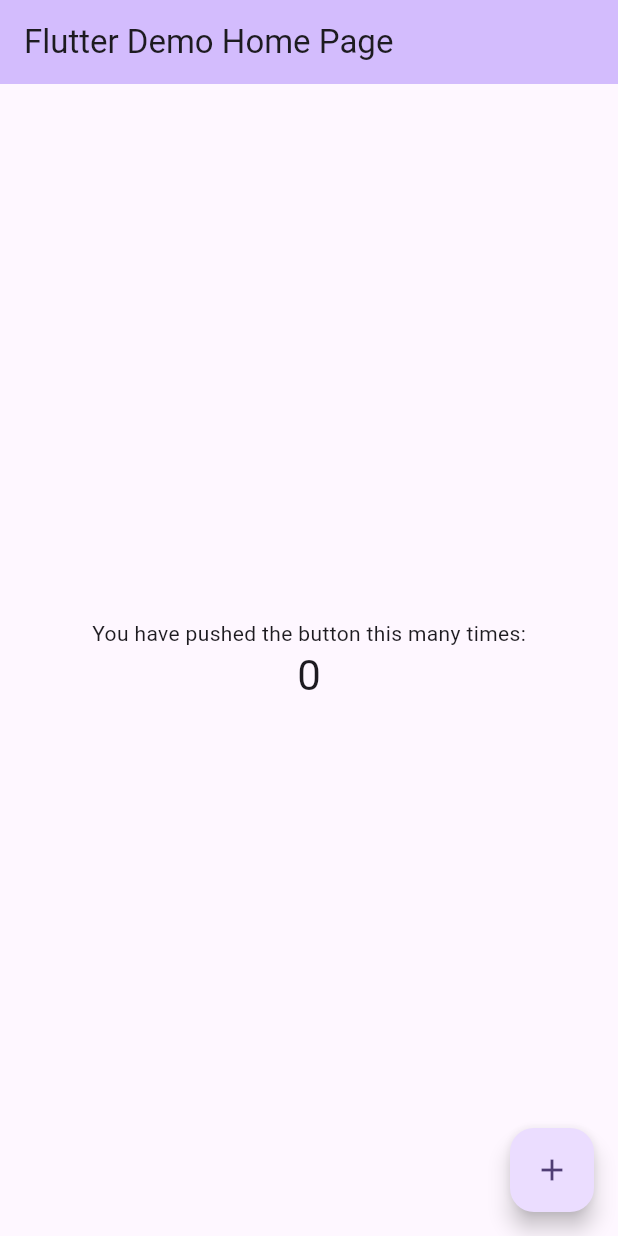
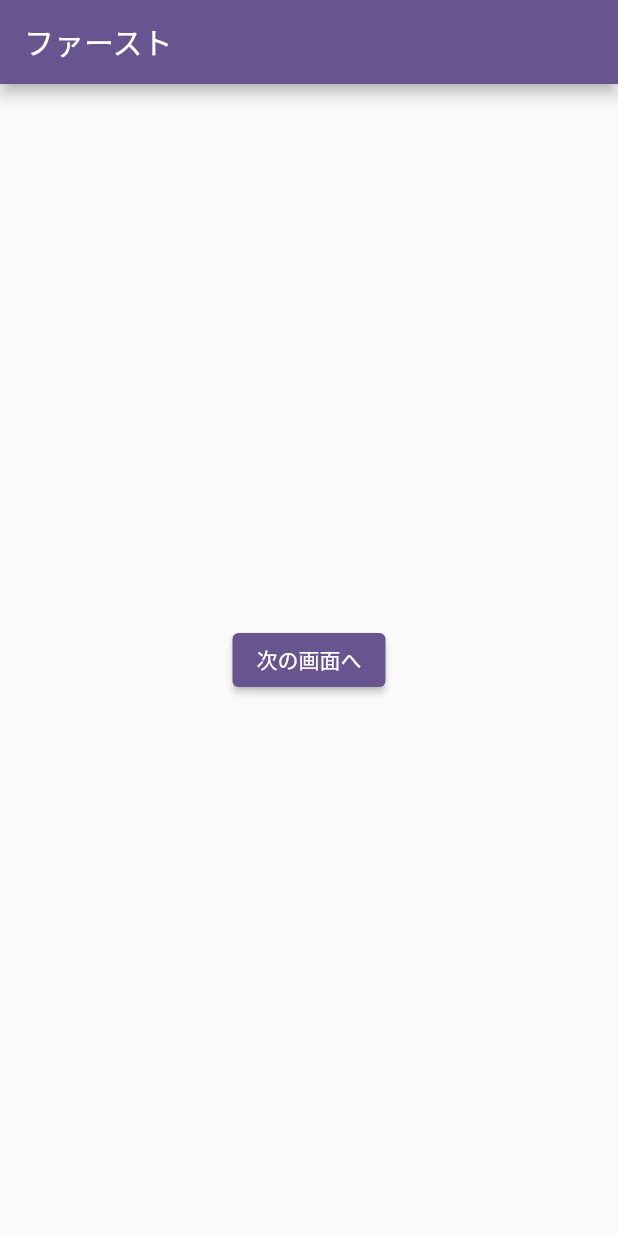
Before and after one commit to apoto/flutter-univ-super-introduction, a Flutter app: the screen it shows after launch, on a phone screen of 412 x 824 dp. Run offline on Flutter 3.47's test engine with Material 2 defaults, Android fonts, the phone set to English and light mode, and no system bars.

Commit message:
画面遷移

```diff
--- /dev/null
+++ b/lib/first_page.dart
@@ -0,0 +1,29 @@
+import 'package:flutter/material.dart';
+import 'package:flutter_univ_super_introduction/second_page.dart';
+
+class FirstPage extends StatelessWidget {
+  const FirstPage({super.key});
+
+  @override
+  Widget build(BuildContext context) {
+    return Scaffold(
+      appBar: AppBar(
+        title: const Text('ファースト'),
+      ),
+      body: Center(
+        child: ElevatedButton(
+          onPressed: () {
+            Navigator.push(
+              context,
+              MaterialPageRoute(
+                builder: (context) => const SecondPage(),
+                fullscreenDialog: true,
+              ),
+            );
+          },
+          child: const Text('次の画面へ'),
+        ),
+      ),
+    );
+  }
+}
--- a/lib/main.dart
+++ b/lib/main.dart
@@ -1,4 +1,5 @@
 import 'package:flutter/material.dart';
+import 'package:flutter_univ_super_introduction/first_page.dart';
 
 void main() {
   runApp(const MyApp());
@@ -13,113 +14,10 @@ class MyApp extends StatelessWidget {
     return MaterialApp(
       title: 'Flutter Demo',
       theme: ThemeData(
-        // This is the theme of your application.
-        //
-        // TRY THIS: Try running your application with "flutter run". You'll see
-        // the application has a blue toolbar. Then, without quitting the app,
-        // try changing the seedColor in the colorScheme below to Colors.green
-        // and then invoke "hot reload" (save your changes or press the "hot
-        // reload" button in a Flutter-supported IDE, or press "r" if you used
-        // the command line to start the app).
-        //
-        // Notice that the counter didn't reset back to zero; the application
-        // state is not lost during the reload. To reset the state, use hot
-        // restart instead.
-        //
-        // This works for code too, not just values: Most code changes can be
-        // tested with just a hot reload.
         colorScheme: ColorScheme.fromSeed(seedColor: Colors.deepPurple),
-        useMaterial3: true,
+        //useMaterial3: true,
       ),
-      home: const MyHomePage(title: 'Flutter Demo Home Page'),
+      home: const FirstPage(),
     );
   }
 }
-
-class MyHomePage extends StatefulWidget {
-  const MyHomePage({super.key, required this.title});
-
-  // This widget is the home page of your application. It is stateful, meaning
-  // that it has a State object (defined below) that contains fields that affect
-  // how it looks.
-
-  // This class is the configuration for the state. It holds the values (in this
-  // case the title) provided by the parent (in this case the App widget) and
-  // used by the build method of the State. Fields in a Widget subclass are
-  // always marked "final".
-
-  final String title;
-
-  @override
-  State<MyHomePage> createState() => _MyHomePageState();
-}
-
-class _MyHomePageState extends State<MyHomePage> {
-  int _counter = 0;
-
-  void _incrementCounter() {
-    setState(() {
-      // This call to setState tells the Flutter framework that something has
-      // changed in this State, which causes it to rerun the build method below
-      // so that the display can reflect the updated values. If we changed
-      // _counter without calling setState(), then the build method would not be
-      // called again, and so nothing would appear to happen.
-      _counter++;
-    });
-  }
-
-  @override
-  Widget build(BuildContext context) {
-    // This method is rerun every time setState is called, for instance as done
-    // by the _incrementCounter method above.
-    //
-    // The Flutter framework has been optimized to make rerunning build methods
-    // fast, so that you can just rebuild anything that needs updating rather
-    // than having to individually change instances of widgets.
-    return Scaffold(
-      appBar: AppBar(
-        // TRY THIS: Try changing the color here to a specific color (to
-        // Colors.amber, perhaps?) and trigger a hot reload to see the AppBar
-        // change color while the other colors stay the same.
-        backgroundColor: Theme.of(context).colorScheme.inversePrimary,
-        // Here we take the value from the MyHomePage object that was created by
-        // the App.build method, and use it to set our appbar title.
-        title: Text(widget.title),
-      ),
-      body: Center(
-        // Center is a layout widget. It takes a single child and positions it
-        // in the middle of the parent.
-        child: Column(
-          // Column is also a layout widget. It takes a list of children and
-          // arranges them vertically. By default, it sizes itself to fit its
-          // children horizontally, and tries to be as tall as its parent.
-          //
-          // Column has various properties to control how it sizes itself and
-          // how it positions its children. Here we use mainAxisAlignment to
-          // center the children vertically; the main axis here is the vertical
-          // axis because Columns are vertical (the cross axis would be
-          // horizontal).
-          //
-          // TRY THIS: Invoke "debug painting" (choose the "Toggle Debug Paint"
-          // action in the IDE, or press "p" in the console), to see the
-          // wireframe for each widget.
-          mainAxisAlignment: MainAxisAlignment.center,
-          children: <Widget>[
-            const Text(
-              'You have pushed the button this many times:',
-            ),
-            Text(
-              '$_counter',
-              style: Theme.of(context).textTheme.headlineMedium,
-            ),
-          ],
-        ),
-      ),
-      floatingActionButton: FloatingActionButton(
-        onPressed: _incrementCounter,
-        tooltip: 'Increment',
-        child: const Icon(Icons.add),
-      ), // This trailing comma makes auto-formatting nicer for build methods.
-    );
-  }
-}
```
Also changed, not shown: lib/second_page.dart (added, +23 -0 lines).
